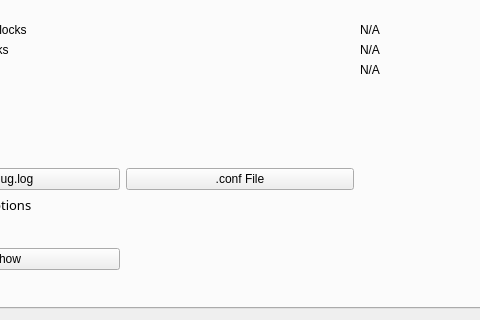
This is src/qt/forms/rpcconsole.ui in LightBurdenOfficial/SperoCoin as Qt 5 draws it before an edit; both pictures show x 130 to 610 and y 241 to 561 of the 740 by 561 pixel window. The edited form follows.
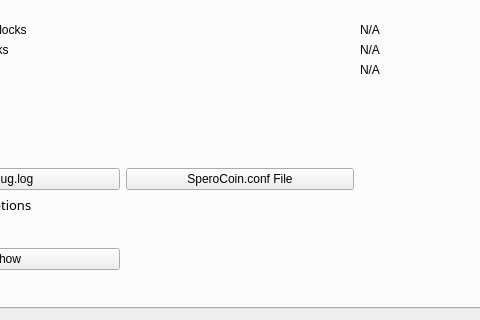
This is the edited form. The open tabs and pages were chosen to show the change. Icons and pictures are not drawn.

What changed in the file:
```diff
--- a/src/qt/forms/rpcconsole.ui
+++ b/src/qt/forms/rpcconsole.ui
@@ -427,7 +427,7 @@
             <string>Open the idealcash configuration file from the current data directory.</string>
            </property>
            <property name="text">
-            <string>.conf File</string>
+            <string>SperoCoin.conf File</string>
            </property>
            <property name="autoDefault">
             <bool>false</bool>
```
